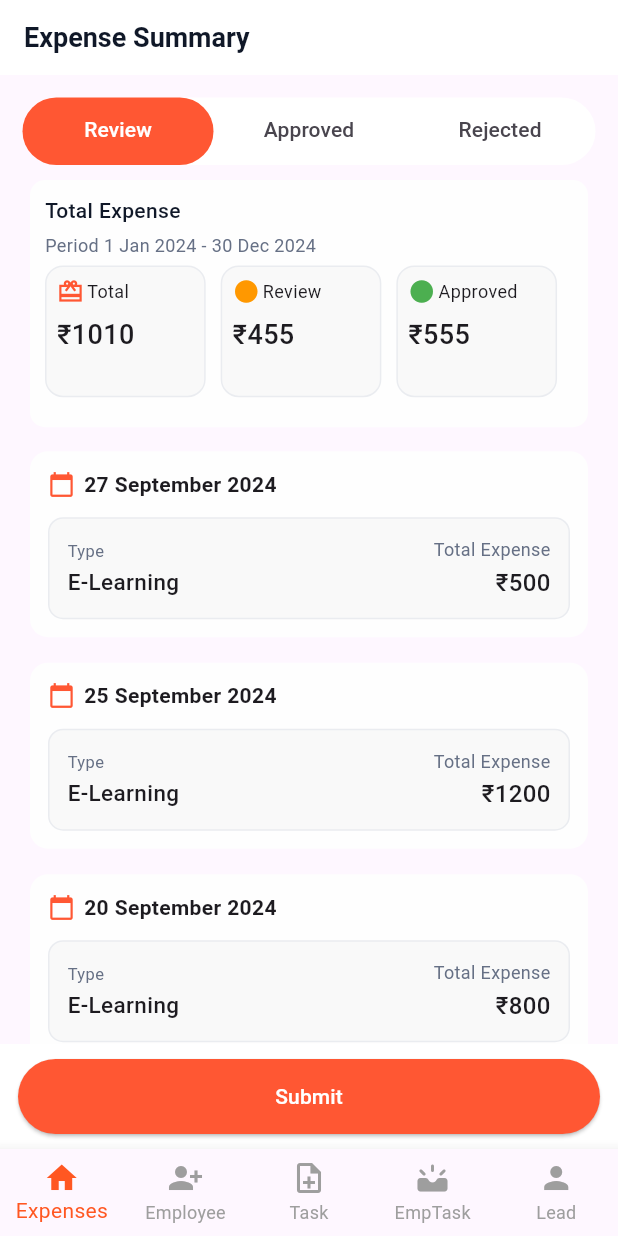
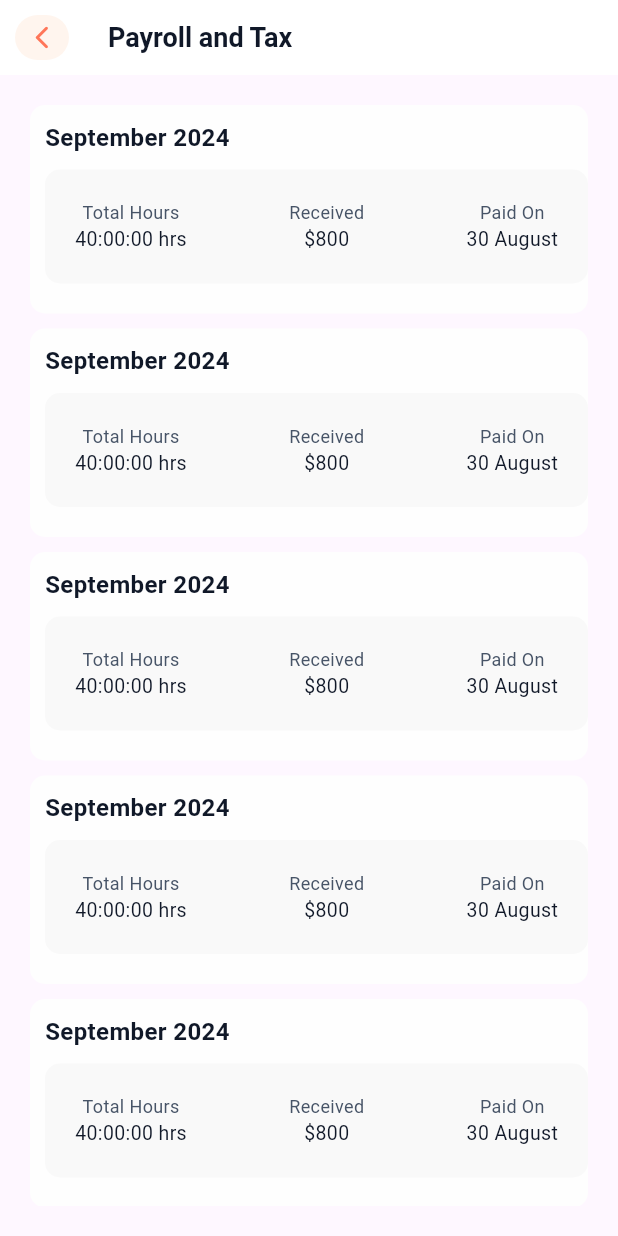
Before and after one commit to Muskanjha-20/crm_project, a Flutter app: the screen it shows after launch, on a phone screen of 412 x 824 dp. Run offline on Flutter 3.47's test engine with Material 3 defaults, Android fonts, the phone set to English and light mode, and no system bars; our stand-ins replace image_picker.

Commit message:
payrolltaxadded

```diff
--- a/lib/main.dart
+++ b/lib/main.dart
@@ -1,6 +1,6 @@
 import 'package:flutter/material.dart';
 import 'package:list_project/views/custom_bottom_navbar_screen/custom_bottom_navbar_screen.dart';
-import 'package:list_project/views/expenses_screens/submit_expenses_screen.dart';
+import 'package:list_project/views/expenses_screens/payroll_and_tax_screen/payroll_and_tax_screen.dart';
 
 void main() {
   runApp(const MyApp());
@@ -17,7 +17,8 @@ class MyApp extends StatelessWidget {
       theme: ThemeData(
         colorScheme: ColorScheme.fromSeed(seedColor: Colors.deepPurple),
       ),
-      home: MainScreen(),
+      // home: MainScreen(),
+      home: PayrollAndTaxScreen(),
       // home: SubmitExpensesScreen(),
       // home: ExpensesScreen(),
       // home: TestCustomAppBar(title: 'hello'),
--- a/lib/views/expenses_screens/approved_list_screen.dart
+++ b/lib/views/expenses_screens/approved_list_screen.dart
@@ -2,7 +2,7 @@ import 'package:flutter/material.dart';
 import 'package:list_project/views/constants/colors.dart';
 import 'package:list_project/views/expenses_screens/custom_list_item_expense_widget.dart';
 import 'package:list_project/views/expenses_screens/expenses_approved_list_details.dart';
-import 'package:list_project/views/expenses_screens/total_expenses_box.dart';
+import 'package:list_project/views/expenses_screens/widget/total_expenses_box.dart';
 
 class ApprovedListScreen extends StatelessWidget {
   const ApprovedListScreen({super.key});
--- a/lib/views/expenses_screens/expenses_screen.dart
+++ b/lib/views/expenses_screens/expenses_screen.dart
@@ -3,8 +3,8 @@ import 'package:list_project/views/constants/colors.dart';
 import 'package:list_project/views/customs/appbar/custom_appbar.dart';
 import 'package:list_project/views/customs/buttons/custom_flexible_button.dart';
 import 'package:list_project/views/expenses_screens/approved_list_screen.dart';
+import 'package:list_project/views/expenses_screens/list_item_review_list_widget.dart';
 import 'package:list_project/views/expenses_screens/rejected_list_screen.dart';
-import 'package:list_project/views/expenses_screens/review_list_screen.dart';
 
 class ExpensesScreen extends StatefulWidget {
   const ExpensesScreen({super.key});
@@ -63,7 +63,7 @@ class _ExpensesScreenState extends State<ExpensesScreen> {
                     Expanded(
                       child: TabBarView(
                         children: [
-                          ReviewListScreen(),
+                          ListItemReviewListWidget(),
                           ApprovedListScreen(),
                           RejectedListScreen(),
                         ],
--- a/lib/views/expenses_screens/review_list_screen.dart
+++ b/lib/views/expenses_screens/list_item_review_list_widget.dart
@@ -2,10 +2,10 @@ import 'package:flutter/material.dart';
 import 'package:list_project/views/constants/colors.dart';
 import 'package:list_project/views/expenses_screens/custom_list_item_expense_widget.dart';
 import 'package:list_project/views/expenses_screens/expenses_review_list_details.dart';
-import 'package:list_project/views/expenses_screens/total_expenses_box.dart';
+import 'package:list_project/views/expenses_screens/widget/total_expenses_box.dart';
 
-class ReviewListScreen extends StatelessWidget {
-  const ReviewListScreen({super.key});
+class ListItemReviewListWidget extends StatelessWidget {
+  const ListItemReviewListWidget({super.key});
 
   @override
   Widget build(BuildContext context) {
--- /dev/null
+++ b/lib/views/expenses_screens/payroll_and_tax_screen/custom_key_value_column.dart
@@ -0,0 +1,37 @@
+import 'package:flutter/material.dart';
+import 'package:list_project/views/constants/colors.dart';
+
+class CustomKeyValueColumn extends StatelessWidget {
+  final String label;
+  final String value;
+
+  const CustomKeyValueColumn({
+    super.key,
+    required this.value,
+    required this.label,
+  });
+
+  @override
+  Widget build(BuildContext context) {
+    return Column(
+      children: [
+        Text(
+          label,
+          style: TextStyle(
+            fontWeight: FontWeight.w400,
+            fontSize: 12,
+            color: AppColors.greyTextColor,
+          ),
+        ),
+        Text(
+          value,
+          style: TextStyle(
+            fontWeight: FontWeight.w400,
+            fontSize: 13,
+            color: AppColors.blackTextColor,
+          ),
+        ),
+      ],
+    );
+  }
+}
--- /dev/null
+++ b/lib/views/expenses_screens/payroll_and_tax_screen/payroll_and_tax_screen.dart
@@ -0,0 +1,82 @@
+import 'package:flutter/material.dart';
+import 'package:list_project/views/constants/colors.dart';
+import 'package:list_project/views/customs/appbar/custom_appbar.dart';
+import 'package:list_project/views/expenses_screens/payroll_and_tax_screen/custom_key_value_column.dart';
+
+class PayrollAndTaxScreen extends StatefulWidget {
+  const PayrollAndTaxScreen({super.key});
+
+  @override
+  State<PayrollAndTaxScreen> createState() => _PayrollAndTaxScreenState();
+}
+
+class _PayrollAndTaxScreenState extends State<PayrollAndTaxScreen> {
+  @override
+  Widget build(BuildContext context) {
+    return Scaffold(
+      appBar: PreferredSize(
+        preferredSize: const Size.fromHeight(50),
+        child: CustomAppBar(
+          titleColor: AppColors.blackTextColor,
+          title: 'Payroll and Tax',
+          showBackButton: true,
+        ),
+      ),
+      body: Padding(
+        padding: const EdgeInsets.all(20),
+        child: ListView.separated(
+          itemCount: 6,
+          separatorBuilder: (context, index) => const SizedBox(height: 10),
+          itemBuilder: (context, index) => const PaymentCardWidget(),
+        ),
+      ),
+    );
+  }
+}
+
+class PaymentCardWidget extends StatelessWidget {
+  const PaymentCardWidget({super.key});
+
+  @override
+  Widget build(BuildContext context) {
+    return Container(
+      padding: const EdgeInsets.only(top: 10, bottom: 20, left: 10),
+      decoration: BoxDecoration(
+        color: AppColors.whiteBackgroundColor,
+        borderRadius: BorderRadius.circular(10),
+      ),
+      child: Column(
+        crossAxisAlignment: CrossAxisAlignment.start,
+        children: [
+          const Text(
+            'September 2024',
+            style: TextStyle(
+              fontSize: 16,
+              fontWeight: FontWeight.w600,
+              color: AppColors.blackTextColor,
+            ),
+          ),
+          const SizedBox(height: 10),
+          Container(
+            padding: const EdgeInsets.symmetric(vertical: 20, horizontal: 20),
+            decoration: BoxDecoration(
+              color: AppColors.gridBoxColor,
+              borderRadius: BorderRadius.circular(10),
+            ),
+            child: Row(
+              mainAxisAlignment: MainAxisAlignment.spaceBetween,
+              children: const [
+                CustomKeyValueColumn(
+                  value: '40:00:00 hrs',
+                  label: 'Total Hours',
+                ),
+                CustomKeyValueColumn(value: '\$800', label: 'Received'),
+                CustomKeyValueColumn(value: '30 August', label: 'Paid On'),
+              ],
+            ),
+          ),
+        ],
+      ),
+    );
+  }
+}
--- a/lib/views/expenses_screens/rejected_list_screen.dart
+++ b/lib/views/expenses_screens/rejected_list_screen.dart
@@ -2,7 +2,7 @@ import 'package:flutter/material.dart';
 import 'package:list_project/views/constants/colors.dart';
 import 'package:list_project/views/expenses_screens/custom_list_item_expense_widget.dart';
 import 'package:list_project/views/expenses_screens/expenses_rejected_list_details.dart';
-import 'package:list_project/views/expenses_screens/total_expenses_box.dart';
+import 'package:list_project/views/expenses_screens/widget/total_expenses_box.dart';
 
 class RejectedListScreen extends StatelessWidget {
   const RejectedListScreen({super.key});
--- a/lib/views/expenses_screens/submit_expenses_screen.dart
+++ /dev/null
@@ -1,61 +0,0 @@
-import 'package:flutter/material.dart';
-import 'package:list_project/views/constants/colors.dart';
-import 'package:list_project/views/customs/appbar/custom_appbar.dart';
-
-class SubmitExpensesScreen extends StatefulWidget {
-  const SubmitExpensesScreen({super.key});
-
-  @override
-  State<SubmitExpensesScreen> createState() => _SubmitExpensesScreenState();
-}
-
-class _SubmitExpensesScreenState extends State<SubmitExpensesScreen> {
-  @override
-  Widget build(BuildContext context) {
-    return Scaffold(
-      appBar: PreferredSize(
-        preferredSize: Size.fromHeight(50),
-        child: CustomAppBar(
-          titleColor: AppColors.blackTextColor,
-          title: 'Submit Expense',
-          showBackButton: true,
-        ),
-      ),
-      body: Padding(
-        padding: const EdgeInsets.all(20),
-        child: Container(
-          padding: const EdgeInsets.only(top: 10, bottom: 20, left: 10),
-          height: MediaQuery.of(context).size.height * 0.2,
-          width: double.infinity,
-          decoration: BoxDecoration(
-            // color: AppColors.whiteBackgroundColor,
-            color: const Color.fromARGB(255, 231, 204, 213),
-            borderRadius: BorderRadius.circular(10),
-          ),
-          child: Column(
-            mainAxisAlignment: MainAxisAlignment.start,
-            crossAxisAlignment: CrossAxisAlignment.start,
-            children: [
-              Text(
-                'Fill Claim Information',
-                style: TextStyle(
-                  fontSize: 16,
-                  fontWeight: FontWeight.w600,
-                  color: AppColors.blackTextColor,
-                ),
-              ),
-              Text(
-                'Information about claim details',
-                style: TextStyle(
-                  fontSize: 12,
-                  fontWeight: FontWeight.w400,
-                  color: AppColors.lightGreyTextColor,
-                ),
-              ),
-            ],
-          ),
-        ),
-      ),
-    );
-  }
-}
--- a/lib/views/expenses_screens/total_expenses_box.dart
+++ b/lib/views/expenses_screens/widget/total_expenses_box.dart
@@ -1,6 +1,6 @@
 import 'package:flutter/material.dart';
 import 'package:list_project/views/constants/colors.dart';
-import 'package:list_project/views/expenses_screens/custom_total_expense_status_widget.dart.dart';
+import 'package:list_project/views/expenses_screens/widget/custom_total_expense_status_widget.dart.dart';
 
 class TotalExpensesBox extends StatelessWidget {
   const TotalExpensesBox({super.key, required this.expenseData});
```
Also changed, not shown: lib/views/expenses_screens/widget/custom_total_expense_status_widget.dart.dart (renamed from lib/views/expenses_screens/custom_total_expense_status_widget.dart.dart).
